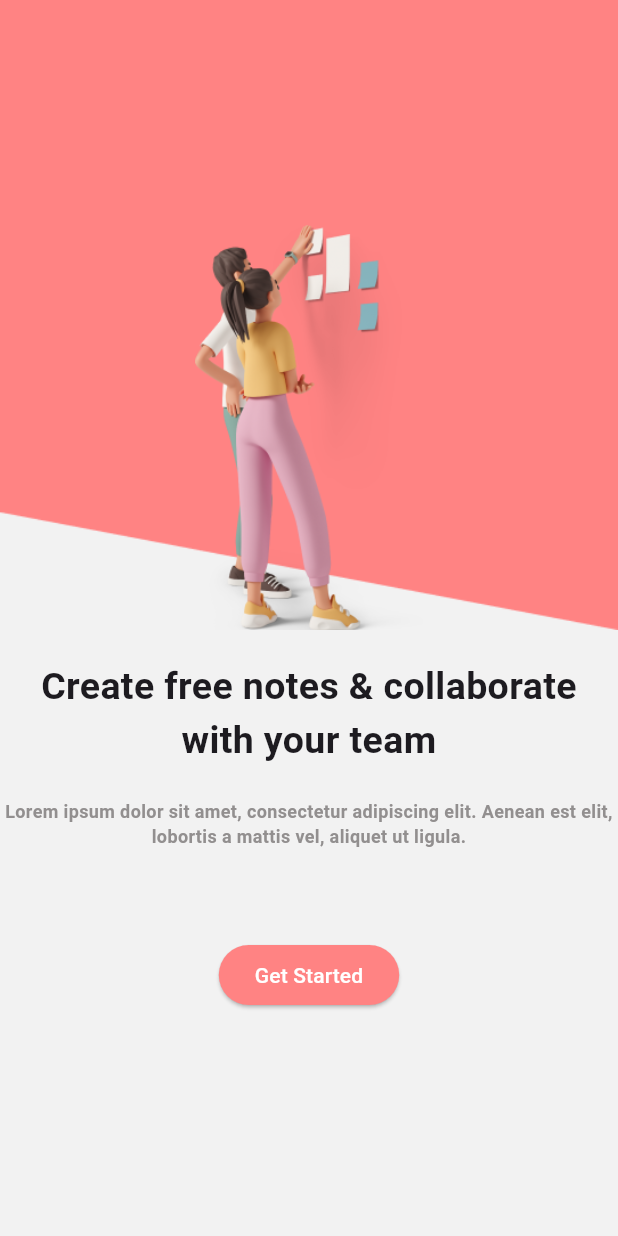
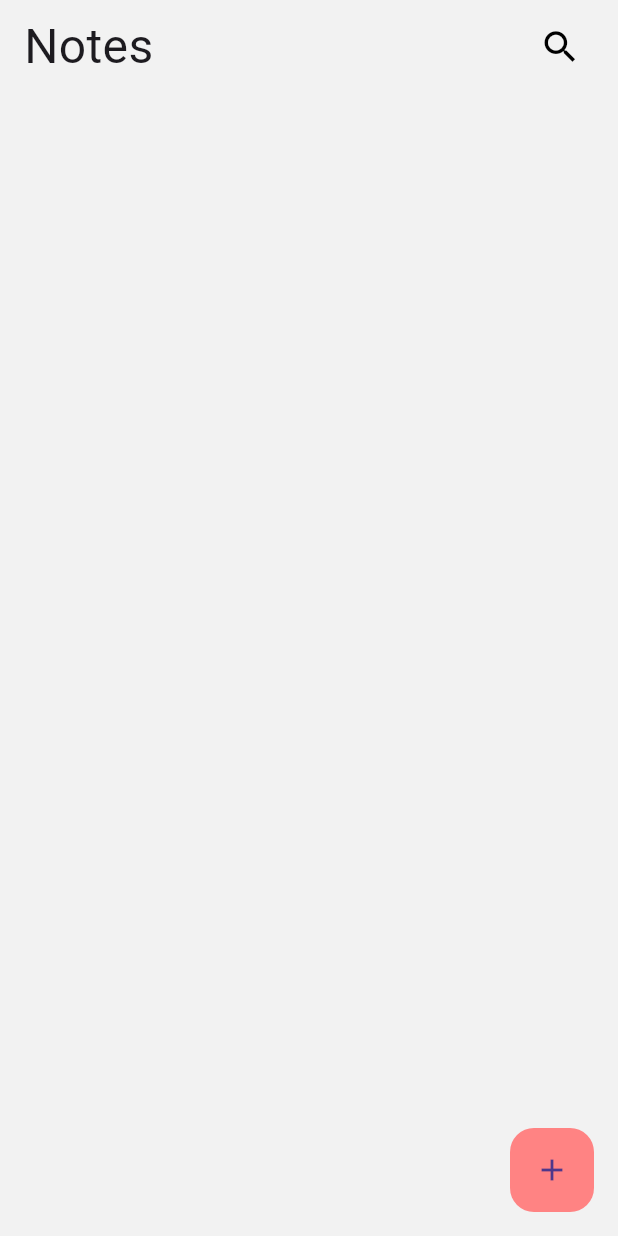
Before and after one commit to Mareamkhaled/Notes_APP, a Flutter app: the screen it shows after launch, after a tap on "Get Started", on a phone screen of 412 x 824 dp. Run offline on Flutter 3.47's test engine with Material 3 defaults, Android fonts, the phone set to English and light mode, and no system bars.

Commit message:
notes screen

```diff
--- a/lib/main.dart
+++ b/lib/main.dart
@@ -1,4 +1,5 @@
 import 'package:flutter/material.dart';
+import 'package:notes_app/constants/my_colors.dart';
 import 'package:notes_app/views/screens/on_boarding_screen.dart';
 
 void main() {
@@ -13,6 +14,11 @@ class NotesApp extends StatelessWidget {
   Widget build(BuildContext context) {
     return MaterialApp(
     debugShowCheckedModeBanner: false,
+    theme: ThemeData(
+      scaffoldBackgroundColor: MyColors.myWhite,
+      appBarTheme: AppBarTheme(backgroundColor: MyColors.myWhite)
+
+    ),
 
       home: const OnBoardingScreen(),
     );
--- /dev/null
+++ b/lib/views/screens/home_screen.dart
@@ -0,0 +1,26 @@
+import 'package:flutter/material.dart';
+import 'package:notes_app/constants/my_colors.dart';
+import 'package:notes_app/views/widgets/notes_body_widget.dart';
+
+class HomeScreen extends StatelessWidget {
+  const HomeScreen({super.key});
+
+  @override
+  Widget build(BuildContext context) {
+    return Scaffold(
+      // backgroundColor: MyColors.myWhite,
+
+      // appBar: AppBar(
+      //   title: Text("Notes"),
+      // ),
+      floatingActionButton: FloatingActionButton(
+        backgroundColor: MyColors.myBink,
+        elevation: 0,
+        onPressed: () {
+
+      },child: Icon(Icons.add),),
+
+      body: NotesBodyWidget(),
+    );
+  }
+}
--- a/lib/views/screens/on_boarding_screen.dart
+++ b/lib/views/screens/on_boarding_screen.dart
@@ -1,5 +1,6 @@
 import 'package:flutter/material.dart';
 import 'package:notes_app/constants/my_colors.dart';
+import 'package:notes_app/views/screens/home_screen.dart';
 
 class OnBoardingScreen extends StatelessWidget {
   const OnBoardingScreen({super.key});
@@ -7,7 +8,7 @@ class OnBoardingScreen extends StatelessWidget {
   @override
   Widget build(BuildContext context) {
     return Scaffold(
-      backgroundColor: MyColors.myWhite,
+      // backgroundColor: MyColors.myWhite,
       body: SizedBox(
         height: double.infinity,
         width: double.infinity,
@@ -62,7 +63,7 @@ class OnBoardingScreen extends StatelessWidget {
                 backgroundColor: MyColors.myBink
               ),
               onPressed: () {
-
+              Navigator.push(context, MaterialPageRoute(builder: (context) => HomeScreen(),));
             }, child: Text("Get Started"
             ,style: TextStyle(
               color: Colors.white
--- /dev/null
+++ b/lib/views/widgets/custom_app_bar_widget.dart
@@ -0,0 +1,24 @@
+import 'package:flutter/material.dart';
+import 'package:notes_app/views/widgets/custom_icon.dart';
+
+class CustomAppBarWidget extends StatelessWidget {
+  const CustomAppBarWidget({super.key,required this.title,required this.icon, this.onPressed});
+ final String title;
+ final IconData icon;
+  final void Function()? onPressed;
+
+  @override
+  Widget build(BuildContext context) {
+    return Padding(padding: EdgeInsets.symmetric(vertical: 8,horizontal: 16),
+    child: Row(
+      children: [
+        Text(title ,style: TextStyle(
+          fontSize:32
+        ),),
+        Spacer(),
+        CustomIcon(icon: Icons.search,onPressed: onPressed)],
+    ),
+
+    );
+  }
+}
--- /dev/null
+++ b/lib/views/widgets/custom_icon.dart
@@ -0,0 +1,21 @@
+import 'package:flutter/material.dart';
+import 'package:notes_app/constants/my_colors.dart';
+
+class CustomIcon extends StatelessWidget {
+  const CustomIcon({super.key, required this.icon, this.onPressed});
+  final IconData icon;
+  final void Function()? onPressed;
+  @override
+  Widget build(BuildContext context) {
+    return Container(
+      width: 45,
+      height: 45,
+      decoration: BoxDecoration(
+        borderRadius: BorderRadius.circular(16),
+        color: MyColors.myWhite,
+
+      ),
+      child: IconButton(onPressed: onPressed, icon: Icon(icon,color:Colors.black ,size: 28,)),
+    );
+  }
+}
--- /dev/null
+++ b/lib/views/widgets/notes_body_widget.dart
@@ -0,0 +1,22 @@
+import 'package:flutter/material.dart';
+import 'package:notes_app/views/widgets/custom_app_bar_widget.dart';
+
+class NotesBodyWidget extends StatefulWidget {
+  const NotesBodyWidget({super.key});
+
+  @override
+  State<NotesBodyWidget> createState() => _NotesBodyWidgetState();
+}
+
+class _NotesBodyWidgetState extends State<NotesBodyWidget> {
+  @override
+  Widget build(BuildContext context) {
+    return SafeArea(child: Column(
+      mainAxisAlignment: MainAxisAlignment.start,
+      crossAxisAlignment: CrossAxisAlignment.start,
+      children: [
+        CustomAppBarWidget(title: "Notes", icon: Icons.search)
+      ],
+    ));
+  }
+}
```
